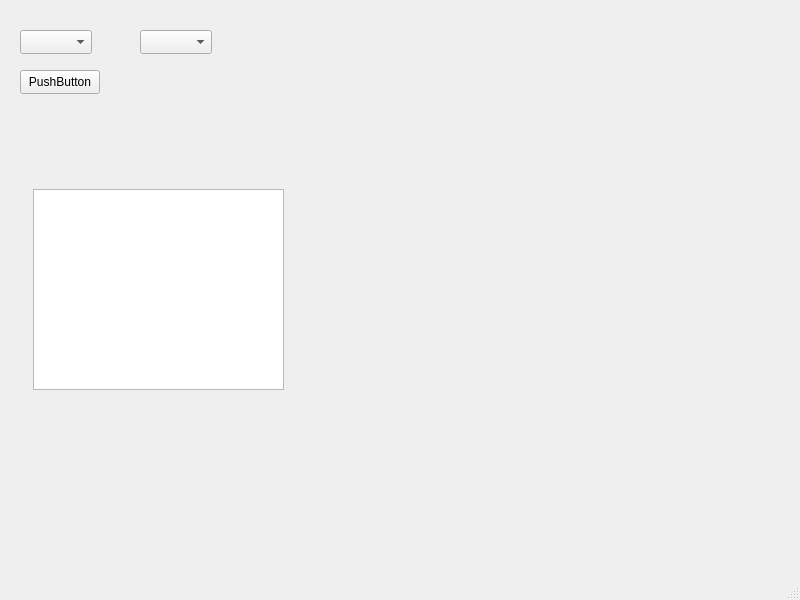
First picture: the form in Qt/ComUSB/Micros2025/microscom.ui, repository Sant1ago1412/Micros2025, before the edit.
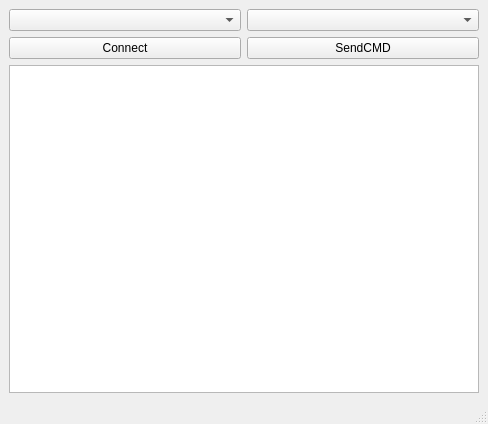
Second picture: the form after the edit.

Commit message: Mejoras qt layout

```diff
--- a/Qt/ComUSB/Micros2025/microscom.ui
+++ b/Qt/ComUSB/Micros2025/microscom.ui
@@ -6,57 +6,39 @@
    <rect>
     <x>0</x>
     <y>0</y>
-    <width>800</width>
-    <height>600</height>
+    <width>488</width>
+    <height>424</height>
    </rect>
   </property>
   <property name="windowTitle">
    <string>MicrosCom</string>
   </property>
   <widget class="QWidget" name="centralwidget">
-   <widget class="QComboBox" name="SerialPort">
-    <property name="geometry">
-     <rect>
-      <x>20</x>
-      <y>30</y>
-      <width>72</width>
-      <height>24</height>
-     </rect>
-    </property>
-   </widget>
-   <widget class="QComboBox" name="Comand">
-    <property name="geometry">
-     <rect>
-      <x>140</x>
-      <y>30</y>
-      <width>72</width>
-      <height>24</height>
-     </rect>
-    </property>
-   </widget>
-   <widget class="QPlainTextEdit" name="plainTextEdit">
-    <property name="geometry">
-     <rect>
-      <x>33</x>
-      <y>189</y>
-      <width>251</width>
-      <height>201</height>
-     </rect>
-    </property>
-   </widget>
-   <widget class="QPushButton" name="pushButton">
-    <property name="geometry">
-     <rect>
-      <x>20</x>
-      <y>70</y>
-      <width>80</width>
-      <height>24</height>
-     </rect>
-    </property>
-    <property name="text">
-     <string>PushButton</string>
-    </property>
-   </widget>
+   <layout class="QGridLayout" name="gridLayout">
+    <item row="4" column="0" colspan="2">
+     <widget class="QPlainTextEdit" name="plainTextEdit"/>
+    </item>
+    <item row="1" column="1">
+     <widget class="QComboBox" name="Comand"/>
+    </item>
+    <item row="1" column="0">
+     <widget class="QComboBox" name="SerialPort"/>
+    </item>
+    <item row="2" column="0">
+     <widget class="QPushButton" name="Connect">
+      <property name="text">
+       <string>Connect</string>
+      </property>
+     </widget>
+    </item>
+    <item row="2" column="1">
+     <widget class="QPushButton" name="SendButton">
+      <property name="text">
+       <string>SendCMD</string>
+      </property>
+     </widget>
+    </item>
+   </layout>
   </widget>
   <widget class="QMenuBar" name="menubar">
    <property name="geometry">
```
Left out of the diff: 2 changed lines with no effect on the pictures. The commit also changes 9 other files.
